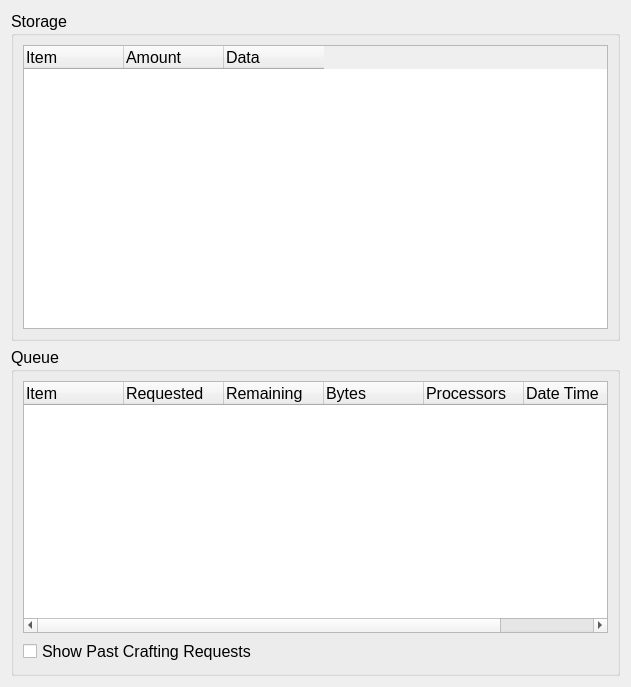
This is Python Source/gui/widgets/storage.ui in FidgetySo/OpenControl as Qt 5 draws it before an edit. The edited form follows.
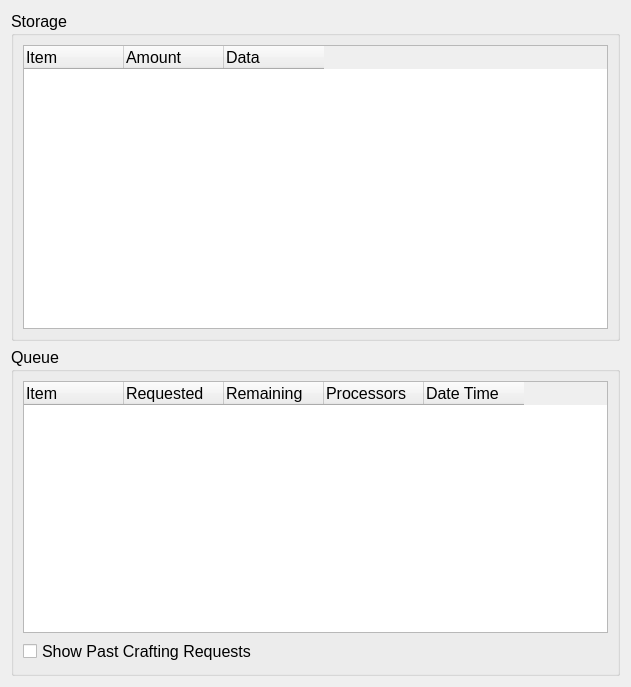
This is the edited form. Icons and pictures are not drawn.

```diff
--- a/Python Source/gui/widgets/storage.ui
+++ b/Python Source/gui/widgets/storage.ui
@@ -55,14 +55,6 @@
           <set>AlignLeading|AlignVCenter</set>
          </property>
         </column>
-        <column>
-         <property name="text">
-          <string>Bytes</string>
-         </property>
-         <property name="textAlignment">
-          <set>AlignLeading|AlignVCenter</set>
-         </property>
-        </column>
         <column>
          <property name="text">
           <string>Processors</string>
```
